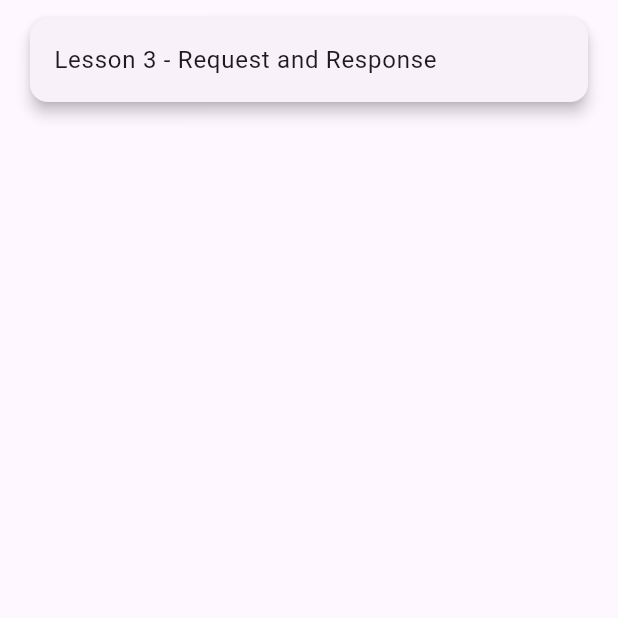
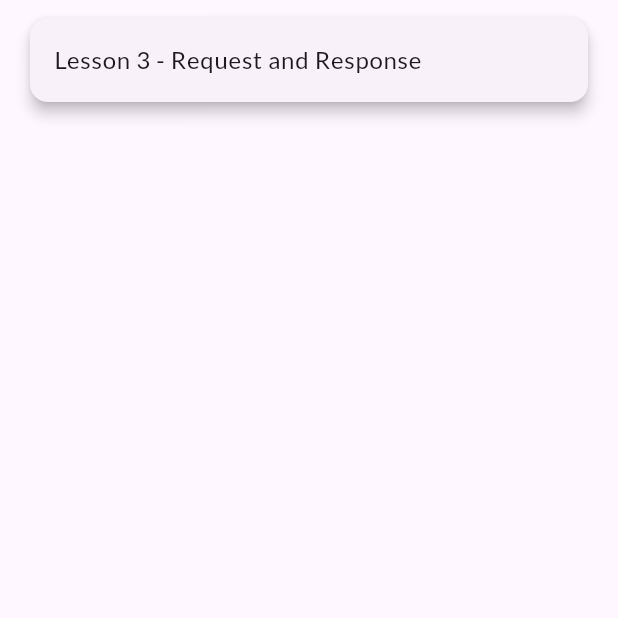
Before and after one commit to sabbirhasaann/dio_pk, a Flutter app: the screen it shows after launch, on a phone screen of 412 x 824 dp, the top half of it. Run offline on Flutter 3.47's test engine with Material 3 defaults, Android fonts, the phone set to English and light mode, and no system bars; our stand-ins replace dio; network calls fail.

Commit message:
lato font added

```diff
--- a/lib/app/my_app.dart
+++ b/lib/app/my_app.dart
@@ -11,7 +11,9 @@ class MyApp extends StatelessWidget {
       title: 'Flutter Dio',
       theme: ThemeData(
         colorScheme: .fromSeed(seedColor: Colors.deepPurple),
+        fontFamily: 'Lato',
       ),
+
       home: HomePage(),
     );
   }
--- a/pubspec.yaml
+++ b/pubspec.yaml
@@ -25,3 +25,8 @@ dev_dependencies:
 flutter:
 
   uses-material-design: true
+
+  fonts:
+    - family: 'Lato'
+      fonts:
+      - asset: assets/fonts/Lato-Regular.ttf
```
Also changed, not shown: assets/fonts/Lato-Regular.ttf (added).
